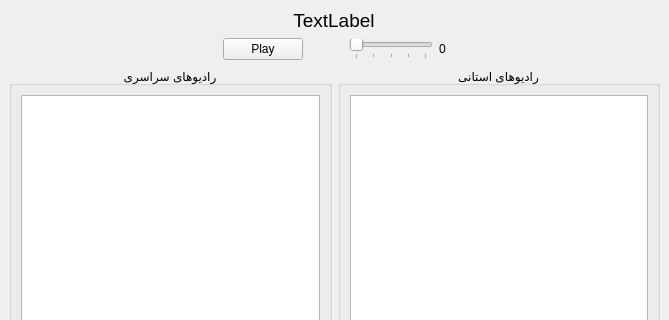
This is src/player_window.ui in AmirMahmood/IranRadio as Qt 5 draws it before an edit; both pictures show x 0 to 669 and y 0 to 320 of the 669 by 666 pixel window. The edited form follows.
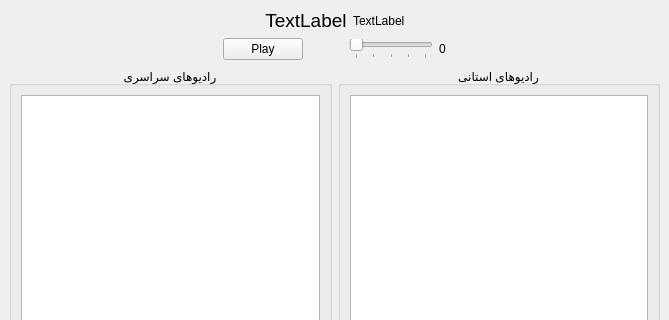
This is the edited form. Icons and pictures are not drawn.

Commit message: Show RadioStation logo in PlayerWindow

```diff
--- a/src/player_window.ui
+++ b/src/player_window.ui
@@ -19,6 +19,21 @@
   </property>
   <widget class="QWidget" name="centralwidget">
    <layout class="QVBoxLayout" name="verticalLayout">
+    <item>
+     <layout class="QHBoxLayout" name="horizontalLayout_3">
+      <item>
+       <spacer name="horizontalSpacer_4">
+        <property name="orientation">
+         <enum>Qt::Horizontal</enum>
+        </property>
+        <property name="sizeHint" stdset="0">
+         <size>
+          <width>40</width>
+          <height>20</height>
+         </size>
+        </property>
+       </spacer>
+      </item>
     <item alignment="Qt::AlignHCenter">
      <widget class="QLabel" name="currentStationLabel">
       <property name="font">
@@ -34,6 +49,28 @@
       </property>
      </widget>
     </item>
+      <item alignment="Qt::AlignHCenter">
+       <widget class="QLabel" name="currentStationIconLabel">
+        <property name="text">
+         <string>TextLabel</string>
+        </property>
+       </widget>
+      </item>
+      <item>
+       <spacer name="horizontalSpacer_5">
+        <property name="orientation">
+         <enum>Qt::Horizontal</enum>
+        </property>
+        <property name="sizeHint" stdset="0">
+         <size>
+          <width>40</width>
+          <height>20</height>
+         </size>
+        </property>
+       </spacer>
+      </item>
+     </layout>
+    </item>
     <item>
      <layout class="QHBoxLayout" name="horizontalLayout_2">
       <item>
```
Left out of the diff: 6 changed lines with no effect on the pictures. Lines whose indentation alone changed are shown as unchanged. The commit also changes 1 other file.
